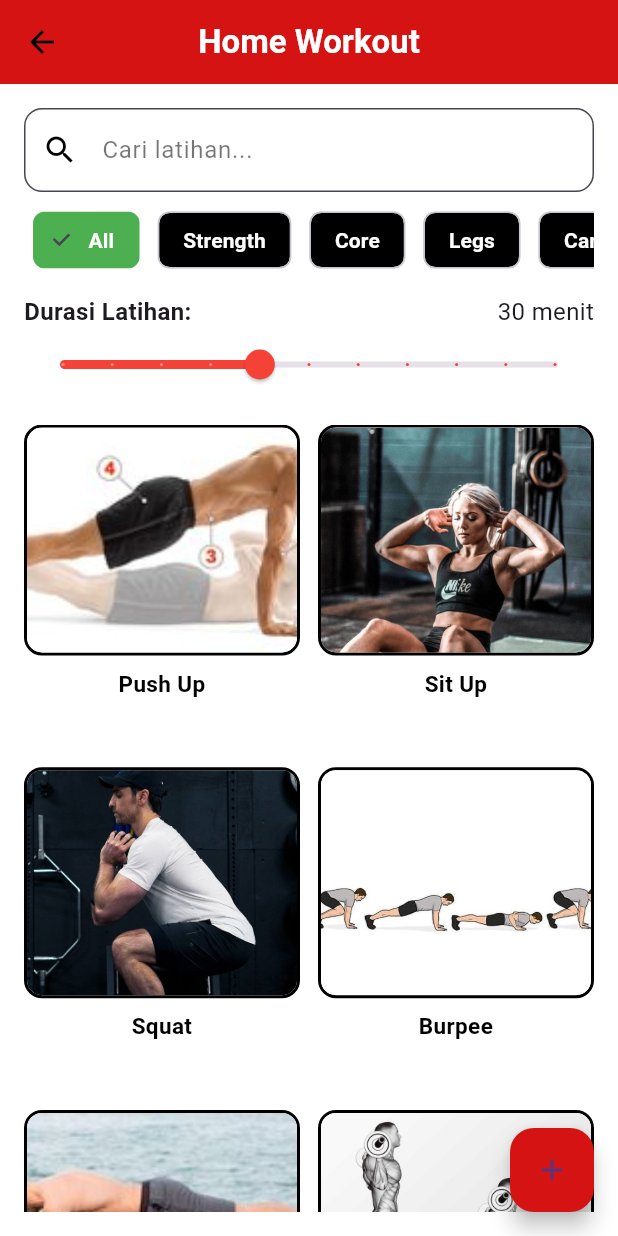
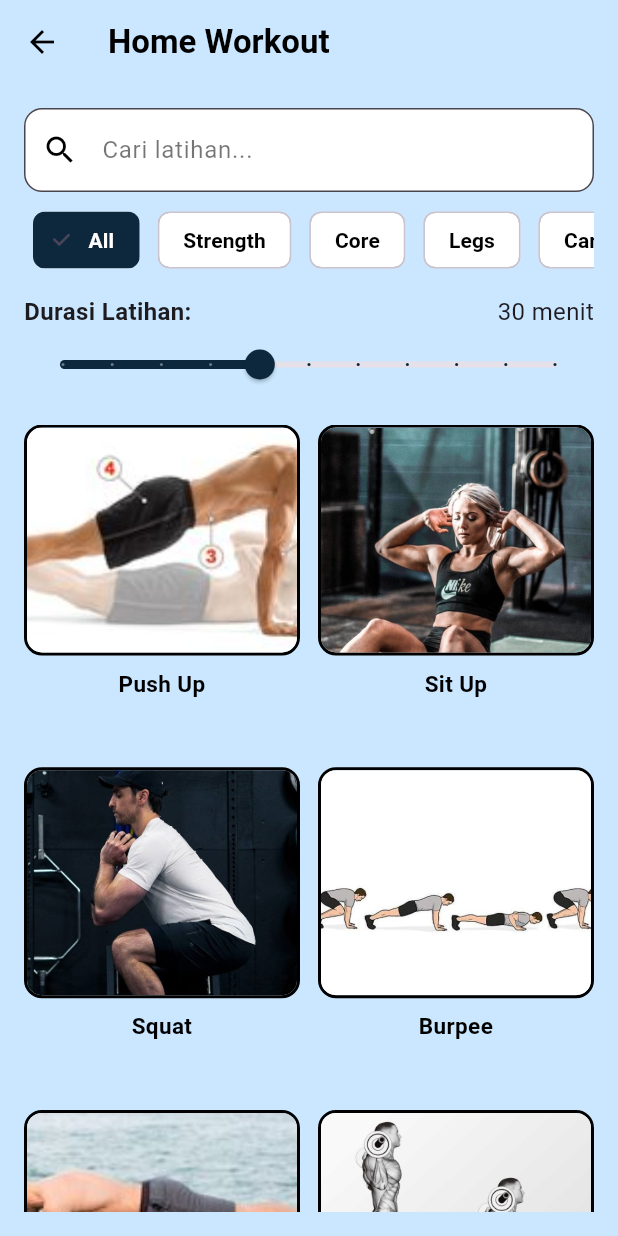
Before and after one commit to Juv-andrew/groupie, a Flutter app: the FitnessHomePage screen opened directly, in the side drawer, after a tap on "TRY IT NOW!!", on a phone screen of 412 x 824 dp. Run offline on Flutter 3.47's test engine with Material 3 defaults, Android fonts, the phone set to English and light mode, and no system bars; drawn by our look-alikes of overlay_support; our stand-ins replace just_audio, share_plus, shared_preferences, smooth_page_indicator; accounts and stored records are empty.

Commit message:
Update theme 3

```diff
--- a/lib/ProfilPage.dart
+++ b/lib/ProfilPage.dart
@@ -110,7 +110,6 @@ class _ProfilePageState extends State<ProfilePage> {
                 ),
               ),
               const SizedBox(width: 10),
-              _buildMiniButton(Icons.settings, 'settings'),
             ],
           ),
           const SizedBox(height: 24),
--- a/lib/fitness/fat_burn_page.dart
+++ b/lib/fitness/fat_burn_page.dart
@@ -24,16 +24,16 @@ class FatBurnPage extends StatelessWidget {
       appBar: AppBar(
         title: const Text(
           'Fat Burn Workout',
-          style: TextStyle(color: Colors.black),
+          style: TextStyle(color: Colors.black, fontWeight: FontWeight.bold),
         ),
-        backgroundColor: const Color(0xFFB9F6CA),
+        backgroundColor: const Color.fromARGB(255, 202, 231, 255) ,
         leading: IconButton(
           icon: const Icon(Icons.arrow_back, color: Colors.black),
           onPressed: () => Navigator.pop(context),
         ),
       ),
       body: Container(
-        color: Colors.white,
+        color: const Color.fromARGB(255, 202, 231, 255),
         child: ListView.builder(
           padding: const EdgeInsets.all(12),
           itemCount: workouts.length,
--- a/lib/fitness.dart
+++ b/lib/fitness/fitness.dart
@@ -33,34 +33,7 @@ class FitnessHomePage extends StatelessWidget {
       resizeToAvoidBottomInset: true,
       backgroundColor: Colors.grey[200],
       appBar: AppBar(
-  backgroundColor: const Color.fromARGB(255, 196, 36, 36),
-  centerTitle: true,
-  title: Row(
-    mainAxisSize: MainAxisSize.min,
-    children: const [
-      Icon(Icons.fitness_center, color: Colors.white, size: 28.0),
-      SizedBox(width: 8),
-      Text(
-        'Fitness Journey',
-        style: TextStyle(
-          fontSize: 24,
-          fontWeight: FontWeight.bold,
-          color: Colors.white,
-        ),
-      ),
-    ],
-  ),
-  actions: [
-    IconButton(
-      icon: const Icon(Icons.account_circle, color: Colors.white),
-      onPressed: () {
-        Navigator.push(
-          context,
-          MaterialPageRoute(builder: (_) => const ProfilePage()),
-        );
-      },
-    ),
-  ],
+  backgroundColor: const Color.fromARGB(255, 202, 231, 255),
 ),
 drawer: Drawer(
   child: ListView(
@@ -68,16 +41,15 @@ drawer: Drawer(
     children: [
       DrawerHeader(
         decoration: BoxDecoration(
-          color: Colors.red.shade700,
+          color: const Color.fromARGB(255, 202, 231, 255),
         ),
         child: Column(
           crossAxisAlignment: CrossAxisAlignment.start,
           children: const [
-            Icon(Icons.fitness_center, size: 48, color: Colors.white),
             SizedBox(height: 10),
             Text(
               'Fitness Menu',
-              style: TextStyle(color: Colors.white, fontSize: 20),
+              style: TextStyle(color: Colors.black, fontSize: 20),
             ),
           ],
         ),
@@ -132,43 +104,13 @@ drawer: Drawer(
           );
         },
       ),
-      ListTile(
-        leading: const Icon(Icons.notifications),
-        title: const Text('Notification'),
-        onTap: () {
-          Navigator.push(
-            context,
-            MaterialPageRoute(builder: (_) => const NotificationsPage()),
-          );
-        },
-      ),
-      ListTile(
-        leading: const Icon(Icons.article),
-        title: const Text('Artikel'),
-        onTap: () {
-          Navigator.push(
-            context,
-            MaterialPageRoute(builder: (_) => ArticlePage()),
-          );
-        },
-      ),
-      ListTile(
-        leading: const Icon(Icons.account_circle),
-        title: const Text('Profil'),
-        onTap: () {
-          Navigator.push(
-            context,
-            MaterialPageRoute(builder: (_) => const ProfilePage()),
-          );
-        },
-      ),
     ],
   ),
 ),
 
       body: Stack(
         children: [
-          Positioned.fill(child: Container(color: Colors.grey[200])),
+          Positioned.fill(child: Container(color: const Color.fromARGB(255, 202, 231, 255) )),
           SafeArea(
             child: SingleChildScrollView(
               child: Padding(
@@ -228,12 +170,7 @@ drawer: Drawer(
                                     );
                                   },
                                   style: ElevatedButton.styleFrom(
-                                    backgroundColor: const Color.fromARGB(
-                                      255,
-                                      255,
-                                      69,
-                                      69,
-                                    ),
+                                    backgroundColor: const Color(0xff0D273D),
                                     padding: EdgeInsets.symmetric(
                                       horizontal:
                                           MediaQuery.of(context).size.width *
@@ -314,7 +251,7 @@ drawer: Drawer(
       ),
       bottomNavigationBar: BottomNavigationBar(
         type: BottomNavigationBarType.fixed,
-        backgroundColor: const Color.fromARGB(255, 228, 4, 4),
+        backgroundColor: const Color(0xff0D273D),
         selectedItemColor: Colors.white,
         unselectedItemColor: Colors.white,
         currentIndex: 0,
--- a/lib/fitness/home_workout_page.dart
+++ b/lib/fitness/home_workout_page.dart
@@ -167,7 +167,7 @@ class _HomeWorkoutPageState extends State<HomeWorkoutPage> {
                 icon: const Icon(Icons.play_arrow),
                 label: const Text("Mulai Latihan"),
                 style: ElevatedButton.styleFrom(
-                  backgroundColor: Colors.red,
+                  backgroundColor: const Color(0xff0D273D),
                   foregroundColor: Colors.white,
                   padding: const EdgeInsets.symmetric(
                     horizontal: 24,
@@ -189,14 +189,13 @@ class _HomeWorkoutPageState extends State<HomeWorkoutPage> {
   @override
   Widget build(BuildContext context) {
     return Scaffold(
-      backgroundColor: const Color.fromARGB(255, 255, 255, 255),
+      backgroundColor: const Color.fromARGB(255, 202, 231, 255),
       appBar: AppBar(
         title: const Text(
           'Home Workout',
-          style: TextStyle(fontWeight: FontWeight.bold, color: Colors.white),
+          style: TextStyle(fontWeight: FontWeight.bold, color: Colors.black),
         ),
-        centerTitle: true,
-        backgroundColor: const Color.fromARGB(255, 214, 19, 19),
+        backgroundColor: const Color.fromARGB(255, 202, 231, 255),
         leading: IconButton(
           icon: const Icon(Icons.arrow_back),
           onPressed: () => Navigator.pop(context),
@@ -243,10 +242,10 @@ class _HomeWorkoutPageState extends State<HomeWorkoutPage> {
                           _selectedCategory = category;
                         });
                       },
-                      selectedColor: Colors.green,
-                      backgroundColor: Colors.black,
-                      labelStyle: const TextStyle(
-                        color: Colors.white,
+                      selectedColor: const Color(0xff0D273D),
+                      backgroundColor: const Color.fromARGB(255, 255, 255, 255),
+                      labelStyle: TextStyle(
+                        color: selected ? Colors.white : Colors.black,
                         fontWeight: FontWeight.bold,
                       ),
                     ),
@@ -276,7 +275,7 @@ class _HomeWorkoutPageState extends State<HomeWorkoutPage> {
               max: 60,
               divisions: 10,
               label: "${_duration.round()} menit",
-              activeColor: Colors.red,
+              activeColor: const Color(0xff0D273D),
               onChanged: (value) {
                 setState(() {
                   _duration = value;
@@ -336,13 +335,6 @@ class _HomeWorkoutPageState extends State<HomeWorkoutPage> {
           ],
         ),
       ),
-
-      floatingActionButton: FloatingActionButton(
-        onPressed: () {
-        },
-        child: const Icon(Icons.add),
-        backgroundColor: const Color.fromARGB(255, 214, 19, 19),
-      ),
     );
   }
 }
--- a/lib/fitness/subscriptionpage.dart
+++ b/lib/fitness/subscriptionpage.dart
@@ -16,7 +16,7 @@ class SubscriptionPage extends StatelessWidget {
           onPressed: () => Navigator.pop(context),
         ),
         centerTitle: true,
-        backgroundColor: const Color.fromARGB(255, 255, 12, 12),
+        backgroundColor: const Color(0xff0D273D),
       ),
       body: Padding(
         padding: const EdgeInsets.all(16.0),
@@ -86,7 +86,7 @@ class SubscriptionPage extends StatelessWidget {
             ElevatedButton(
               onPressed: () => _showPaymentDialog(context, title, priceValue),
               style: ElevatedButton.styleFrom(
-                backgroundColor: const Color.fromARGB(255, 255, 16, 16),
+                backgroundColor: const Color(0xff0D273D),
                 minimumSize: const Size.fromHeight(40),
               ),
               child: const Text("Purchase",
--- a/lib/main_page.dart
+++ b/lib/main_page.dart
@@ -4,7 +4,7 @@ import 'package:shared_preferences/shared_preferences.dart';
 import 'package:project/ProfilPage.dart';
 import 'package:project/artikel.dart';
 import 'package:project/consultation/consultation.dart';
-import 'package:project/fitness.dart';
+import 'package:project/fitness/fitness.dart';
 import 'package:project/health_food/healthy_food.dart';
 import 'package:project/mental_health/self_awareness_page.dart';
 import 'notification.dart';
--- a/lib/mental_health/JournalingPage.dart
+++ b/lib/mental_health/JournalingPage.dart
@@ -83,10 +83,10 @@ class _JournalingPageState extends State<JournalingPage> {
   @override
   Widget build(BuildContext context) {
     return Scaffold(
-      backgroundColor: const Color(0xFFA7ECEE),
+      backgroundColor: const Color.fromARGB(255, 202, 231, 255) ,
       appBar: AppBar(
         title: const Text('Journaling'),
-        backgroundColor: const Color(0xFFA7ECEE),
+        backgroundColor: const Color.fromARGB(255, 202, 231, 255) ,
       ),
       body: Padding(
         padding: const EdgeInsets.all(16.0),
--- a/lib/mental_health/QuotesPage.dart
+++ b/lib/mental_health/QuotesPage.dart
@@ -102,10 +102,10 @@ class QuotesPage extends StatelessWidget {
   @override
   Widget build(BuildContext context) {
     return Scaffold(
-      backgroundColor: const Color(0xFFE3F2FD),
+      backgroundColor: const Color.fromARGB(255, 202, 231, 255) ,
       appBar: AppBar(
         title: const Text('Mental Health Quotes'),
-        backgroundColor: const Color(0xFFE3F2FD),
+        backgroundColor: const Color.fromARGB(255, 202, 231, 255) ,
         elevation: 0,
         leading: IconButton(
           icon: const Icon(Icons.arrow_back, color: Colors.black87),
```
Also changed, not shown: lib/fitness/WorkoutSessionPage.dart (+5 -5 lines), lib/fitness/weight_training_page.dart (+6 -26 lines), lib/fitness/yoga_page.dart (+4 -19 lines), pubspec.lock.
